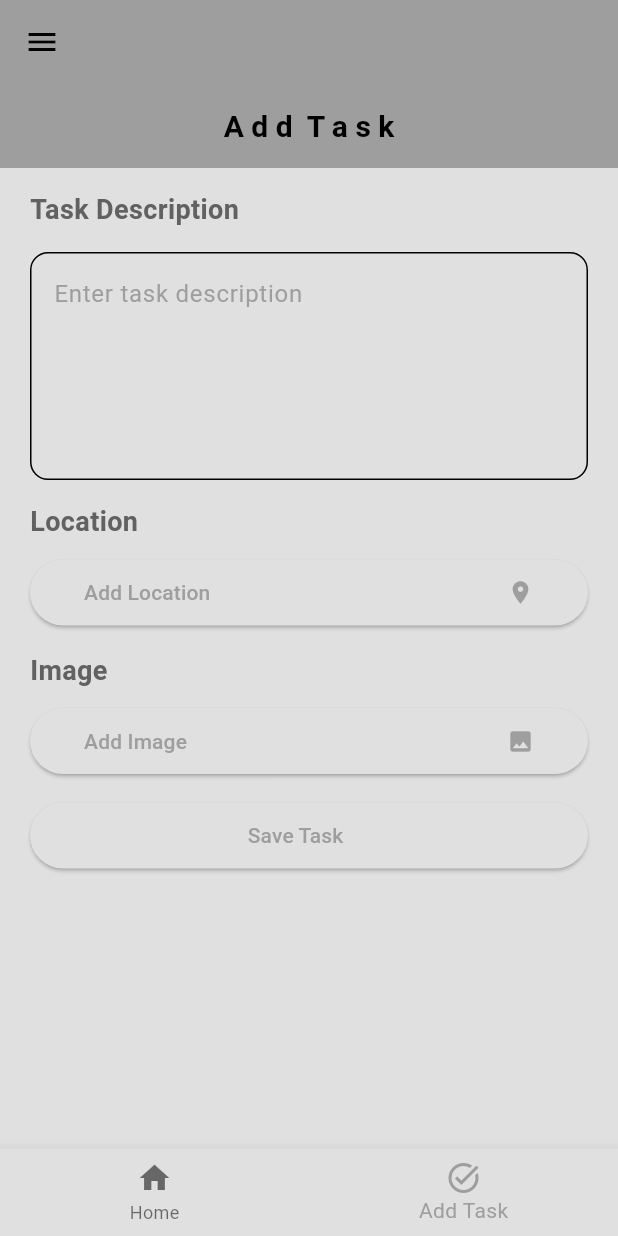
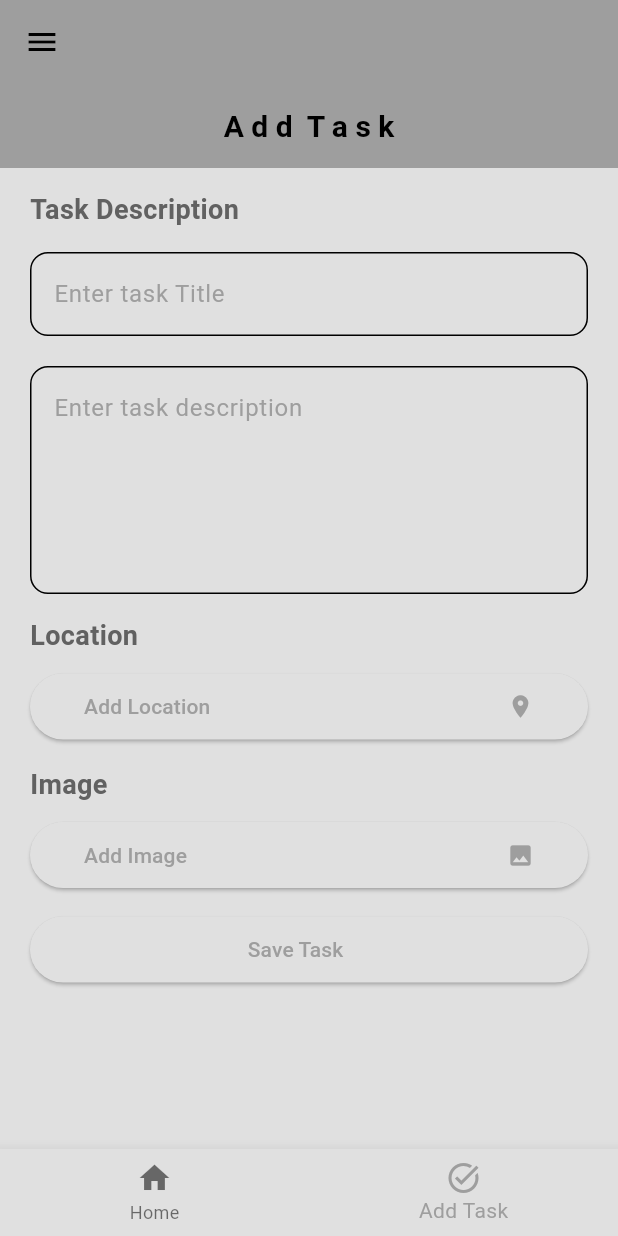
Before and after one commit to SyedMuzamilShah/todo_list_gil_app, a Flutter app: the screen it shows after launch, on a phone screen of 412 x 824 dp. Run offline on Flutter 3.47's test engine with Material 3 defaults, Android fonts, the phone set to English and light mode, and no system bars; our stand-ins replace cloud_firestore, firebase_core, firebase_storage, google_maps_flutter, image_picker, readmore; accounts and stored records are empty.

Commit message:
key remove

```diff
--- a/lib/main.dart
+++ b/lib/main.dart
@@ -2,6 +2,7 @@ import 'package:firebase_core/firebase_core.dart';
 import 'package:flutter/material.dart';
 import 'package:provider/provider.dart';
 import 'package:todo_list_gil_app/firebase_options.dart';
+import 'package:todo_list_gil_app/providers/google_map_provider.dart';
 import 'package:todo_list_gil_app/providers/home_provider.dart';
 import 'package:todo_list_gil_app/providers/main_provider.dart';
 import 'package:todo_list_gil_app/providers/task_add_provider.dart';
@@ -35,6 +36,9 @@ class MyApp extends StatelessWidget {
         ChangeNotifierProvider(create: (_) => HomeProvider()),
         ChangeNotifierProvider(create: (_) => TaskAddProvider()),
         ChangeNotifierProvider(create: (_) => Detailstaskprovider()),
+
+        // USED TO MANAGE GOOGLE MAP
+        ChangeNotifierProvider(create: (_) => GoogleMapProvider()),
       ],
       child: Consumer<ThemeProvider>(
         builder: (context, themeProvider, child) {
--- /dev/null
+++ b/lib/providers/google_map_provider.dart
@@ -0,0 +1,17 @@
+import 'dart:async';
+
+import 'package:flutter/foundation.dart';
+import 'package:google_maps_flutter/google_maps_flutter.dart';
+
+class GoogleMapProvider with ChangeNotifier {
+  final CameraPosition _kLake = const CameraPosition(
+      bearing: 192.8334901395799,
+      target: LatLng(37.43296265331129, -122.08832357078792),
+      tilt: 59.440717697143555,
+      zoom: 19.151926040649414);
+  final Completer<GoogleMapController> _controller = Completer();
+
+
+  CameraPosition get kLake => _kLake;
+  Completer<GoogleMapController> get controller => _controller;
+}
--- a/lib/views/taskadd/task_add_view.dart
+++ b/lib/views/taskadd/task_add_view.dart
@@ -58,7 +58,32 @@ class _TaskAddViewState extends State<TaskAddView> {
                       SizedBox(height: TaskAddViewStyle.spaceing),
                       Form(
                         key: _formKey,
-                        child: TextFormField(
+                        child: Column(
+                          children: [
+
+                            TextFormField(
+                              controller: taskTitle,
+                              validator: (value) {
+                                if (value == null || value.trim().isEmpty) {
+                                  return 'Please enter a task name.';
+                                }
+                                return null;
+                              },
+                              keyboardType: TextInputType.name,
+                              decoration: const InputDecoration(
+                                hintText: 'Enter task Title',
+                                hintStyle: TextStyle(color: Colors.grey),
+                                border: OutlineInputBorder(
+                                  borderRadius: BorderRadius.all(Radius.circular(12.0)),
+                                ),
+                                contentPadding: EdgeInsets.symmetric(
+                                  vertical: 16.0,
+                                  horizontal: 12.0,
+                                ),
+                              ),
+                            ),
+                            const SizedBox(height: 20,),
+                            TextFormField(
                               controller: taskDescription,
                               validator: (value) {
                                 if (value == null || value.trim().isEmpty) {
@@ -80,6 +105,8 @@ class _TaskAddViewState extends State<TaskAddView> {
                                   horizontal: 12.0,
                                 ),
                               ),
+                            ),
+                          ],
                         ),
                       ),
                       SizedBox(height: TaskAddViewStyle.spaceing),
@@ -123,11 +150,15 @@ class _TaskAddViewState extends State<TaskAddView> {
                         child: CustomButton(
                           loading: provider.savingData,
                           buttonText: "Save Task",
-                          buttonFunction: () {
+                          buttonFunction: () async {
+                            FocusScope.of(context).unfocus();
                             if (_formKey.currentState!.validate()) {
-                              provider.saveTaskToFirebase(context: context, taskDescription: taskDescription.text);
+                              bool responce = await provider.saveTaskToFirebase(context: context, taskDescription: taskDescription.text, taskTitle: taskTitle.text);
+                              if (responce){
                                 taskDescription.clear();
-                              FocusScope.of(context).unfocus();
+                                taskTitle.clear();
+
+                              }
                             }
                           },
                         ),
--- a/pubspec.yaml
+++ b/pubspec.yaml
@@ -48,6 +48,9 @@ dependencies:
 
   # THAT PACKAGE USED FOR WEB
   google_maps_flutter_web: ^0.5.10
+
+  # READ MORE SEE MORE OPTION
+  readmore: ^3.0.0
 
 dev_dependencies:
   flutter_test:
```
Also changed, not shown: lib/providers/task_add_provider.dart (+5 -2 lines), lib/views/home/widgets/custom_todo_list_item.dart (+31 -41 lines), lib/views/taskdetails/task_details_view.dart (+23 -9 lines), lib/views/taskdetails/widgets/google_map_view.dart (added, +25 -0 lines), pubspec.lock, 2 other files. Lines whose indentation alone changed are shown as unchanged.
